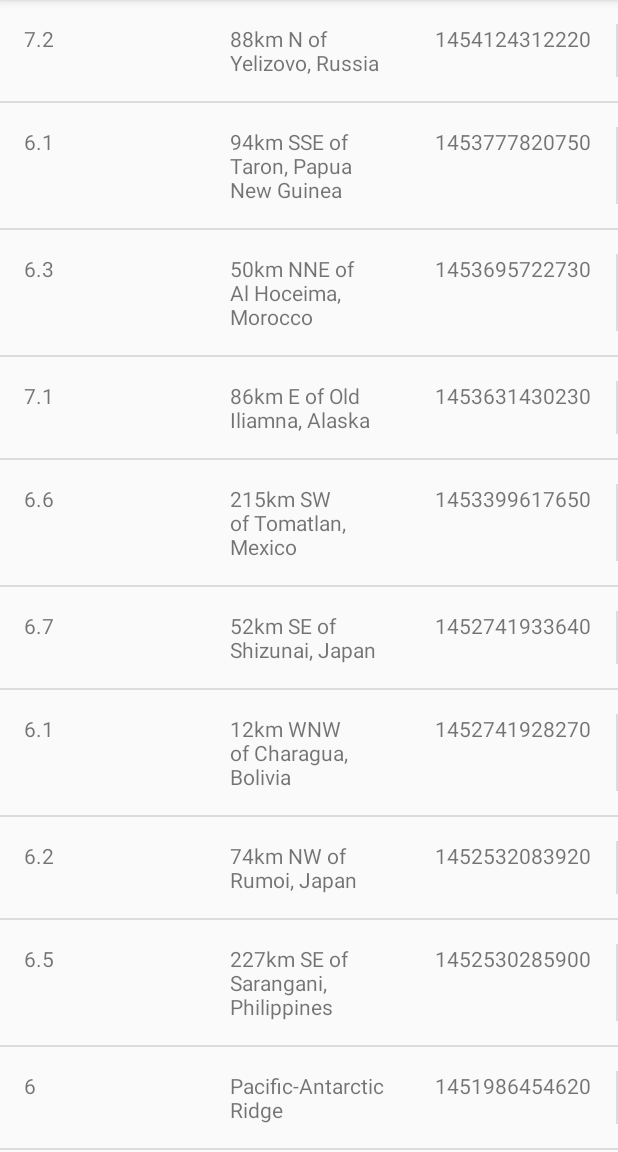
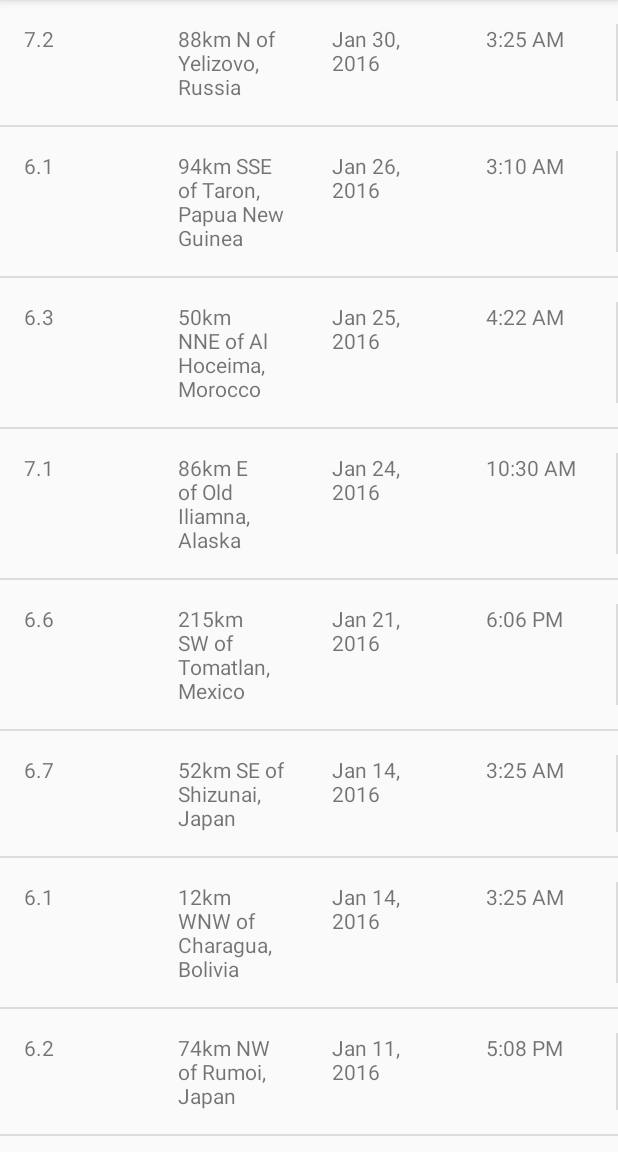
Before and after one commit to EmmanuelHmar/QuakeReport, an Android app: the screen it shows after launch (EarthquakeActivity), on a phone screen of 412 x 824 dp, the part 84-1236 px from its top. Run offline under Robolectric (Android 15) with nearby library versions, the phone set to English and light mode, and no system bars.

Commit message:
added date and time

```diff
--- a/app/src/main/java/com/example/android/quakereport/Earthquake.java
+++ b/app/src/main/java/com/example/android/quakereport/Earthquake.java
@@ -1,12 +1,13 @@
 package com.example.android.quakereport;
 
 public class Earthquake {
-    private String magnitude, city, date;
+    private String magnitude, city, date, time;
+    private long timeInMilliseconds;
 
-    public Earthquake(String magnitude, String city, String date){
+    public Earthquake(String magnitude, String city, Long time){
         this.magnitude = magnitude;
         this.city = city;
-        this.date = date;
+        this.timeInMilliseconds = time;
     }
 
     public String getMagnitude() {
@@ -20,4 +21,12 @@ public class Earthquake {
     public String getDate(){
         return date;
     }
+
+    public String getTime() {
+        return time;
+    }
+
+    public long getTimeInMilliseconds() {
+        return timeInMilliseconds;
+    }
 }
--- a/app/src/main/java/com/example/android/quakereport/EarthquakeAdapter.java
+++ b/app/src/main/java/com/example/android/quakereport/EarthquakeAdapter.java
@@ -9,7 +9,9 @@ import android.view.ViewGroup;
 import android.widget.ArrayAdapter;
 import android.widget.TextView;
 
+import java.text.SimpleDateFormat;
 import java.util.ArrayList;
+import java.util.Date;
 
 public class EarthquakeAdapter extends ArrayAdapter<Earthquake> {
 
@@ -22,7 +24,7 @@ public class EarthquakeAdapter extends ArrayAdapter<Earthquake> {
     public View getView(int position, @Nullable View convertView, @NonNull ViewGroup parent) {
         View listItemView = convertView;
 
-        if (listItemView==null) {
+        if (listItemView == null) {
             listItemView = LayoutInflater.from(getContext()).inflate(R.layout.earthquake_list_item, parent, false);
         }
 
@@ -36,10 +38,33 @@ public class EarthquakeAdapter extends ArrayAdapter<Earthquake> {
 
         city.setText(earthquake.getCity());
 
+        Date dateObject = new Date(earthquake.getTimeInMilliseconds());
+
+        String dateToDisplay = formatDate(dateObject);
+
         TextView date = (TextView) listItemView.findViewById(R.id.date);
 
-        date.setText(earthquake.getDate());
+        date.setText(dateToDisplay);
+
+        TextView time = (TextView) listItemView.findViewById(R.id.time);
+
+        String timeToDisplay = formatTime(dateObject);
+
+        time.setText(timeToDisplay);
 
         return listItemView;
     }
+
+    //    Format the date in milliseconds to Month Day, Year
+    private String formatDate(Date dateObject) {
+        SimpleDateFormat dateFormat = new SimpleDateFormat("MMM dd, yyyy");
+        return dateFormat.format(dateObject);
+    }
+
+    //    Format the date in milliseconds to Hour:Minute AM/PM
+    private String formatTime(Date dateObject) {
+        SimpleDateFormat timeFormat = new SimpleDateFormat("h:mm a");
+
+        return timeFormat.format(dateObject);
+    }
 }
--- a/app/src/main/java/com/example/android/quakereport/QueryUtils.java
+++ b/app/src/main/java/com/example/android/quakereport/QueryUtils.java
@@ -48,28 +48,27 @@ public final class QueryUtils {
         // is formatted, a JSONException exception object will be thrown.
         // Catch the exception so the app doesn't crash, and print the error message to the logs.
         try {
-            JSONObject jsonObject = new JSONObject(SAMPLE_JSON_RESPONSE);
+            JSONObject baseJsonResponse = new JSONObject(SAMPLE_JSON_RESPONSE);
 
-            JSONArray jsonArray = jsonObject.optJSONArray("features");
+            JSONArray earthquakeArray = baseJsonResponse.optJSONArray("features");
 
-            for (int i = 0; i < jsonArray.length(); i++) {
-                JSONObject object = jsonArray.getJSONObject(i);
+            for (int i = 0; i < earthquakeArray.length(); i++) {
+                JSONObject currentEarthquake = earthquakeArray.getJSONObject(i);
 
-                JSONObject properties = object.getJSONObject("properties");
+                JSONObject properties = currentEarthquake.getJSONObject("properties");
 
                 String magnitude = properties.optString("mag");
 
                 String place = properties.optString("place");
 
-                String time = properties.optString("time");
+//                String time = properties.optString("time");
+//                long timeInMilliseconds = Long.valueOf(time);
 
-                earthquakes.add(new Earthquake(magnitude, place, time));
-            }
+                long timeInMilliseconds = properties.getLong("time");
 
 
-            // TODO: Parse the response given by the SAMPLE_JSON_RESPONSE string and
-            // build up a list of Earthquake objects with the corresponding data.
-
+                earthquakes.add(new Earthquake(magnitude, place, timeInMilliseconds));
+            }
         } catch (JSONException e) {
             // If an error is thrown when executing any of the above statements in the "try" block,
             // catch the exception here, so the app doesn't crash. Print a log message
--- a/app/src/main/res/layout/earthquake_list_item.xml
+++ b/app/src/main/res/layout/earthquake_list_item.xml
@@ -33,5 +33,13 @@
         android:padding="16dp"
         tools:text="Date" />
 
+    <TextView
+        android:id="@+id/time"
+        android:layout_width="match_parent"
+        android:layout_height="wrap_content"
+        android:layout_weight="3"
+        android:padding="16dp"
+        tools:text="Date" />
+
 
 </LinearLayout>
```
